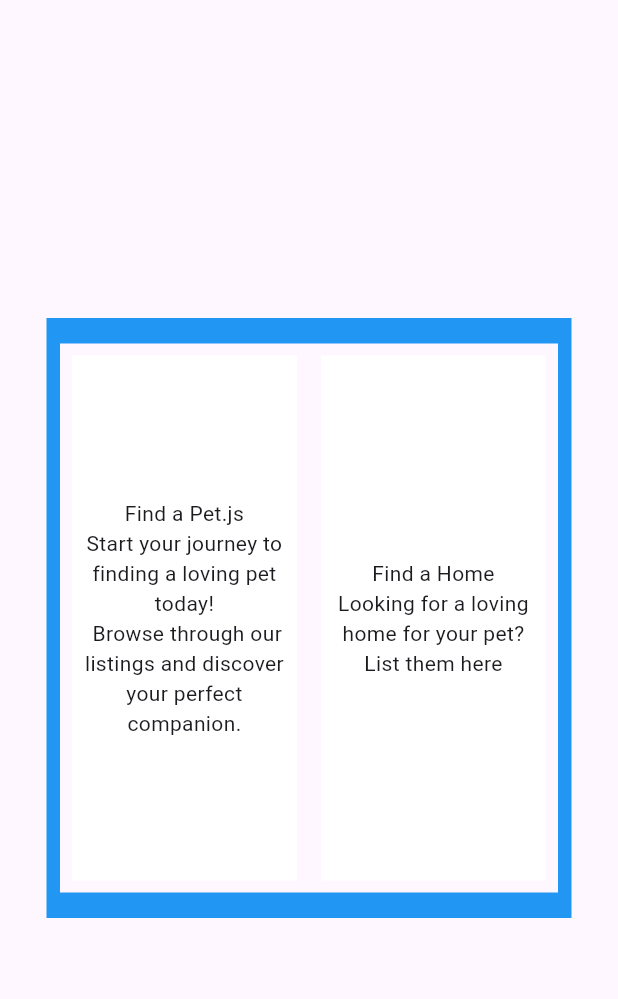
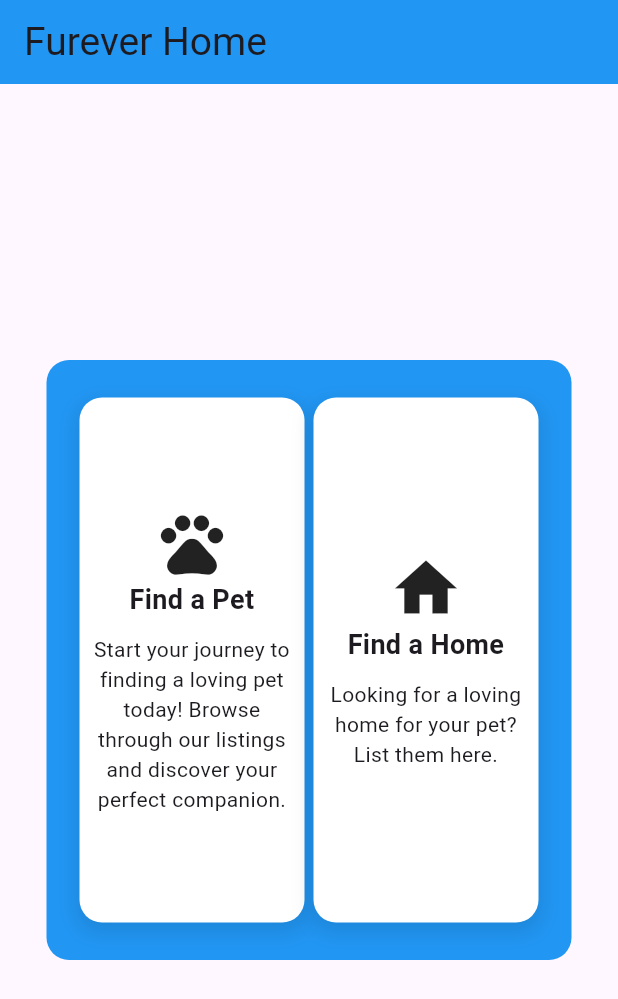
Before and after one commit to Sciege/CCC151, a Flutter app: the screen it shows after launch, on a phone screen of 412 x 824 dp. Shown: the top 999 px of the screen. Run offline on Flutter 3.47's test engine with Material 3 defaults, Android fonts, the phone set to English and light mode, and no system bars; our stand-ins replace firebase_auth, firebase_core, fluttertoast, image_picker; accounts and stored records are empty.

Commit message:
Enhance authPage.dart UI

```diff
--- a/lib/authpage/authPage.dart
+++ b/lib/authpage/authPage.dart
@@ -1,7 +1,6 @@
 import 'package:flutter/material.dart';
 import 'package:fureverhome/authentication/signup/sign_up.dart';
 import 'package:fureverhome/users/guest_user.dart';
-import 'package:fureverhome/users/registered_user.dart';
 
 class AuthPage extends StatelessWidget {
   const AuthPage({super.key});
@@ -9,69 +8,97 @@ class AuthPage extends StatelessWidget {
   @override
   Widget build(BuildContext context) {
     return Scaffold(
+      appBar: AppBar(
+        title: const Text('Furever Home',style: TextStyle(
+          fontSize: 26,
+          fontWeight: FontWeight.normal,
+        ),),
+        backgroundColor: Colors.blue,
+      ),
       body: Center(
         child: Container(
           height: 400,
           width: 350,
+          padding: const EdgeInsets.all(16.0),
+          decoration: BoxDecoration(
             color: Colors.blue,
-            child: Container(
+            borderRadius: BorderRadius.circular(15), // Increased radius for smoother edges
+          ),
           child: Row(
-                mainAxisAlignment: MainAxisAlignment.center,
+            mainAxisAlignment: MainAxisAlignment.spaceEvenly,
             children: [
-                  Material(
-                    child: InkWell(
+              _buildAuthContainer(
+                icon: Icon(Icons.pets_sharp,size: 50),
+                context: context,
+                title: 'Find a Pet',
+                description: 'Start your journey to finding a loving pet today! Browse through our listings and discover your perfect companion.',
                 onTap: () {
                   Navigator.pushNamed(context, GuestUser.guestScreen);
                 },
-                      child: _widgetAuthContainer(
-                          title: 'Find a Pet.js',
-                          description:
-                              'Start your journey to finding a loving pet today! \n Browse through our listings and discover your perfect companion.'),
+              ),
+              _buildAuthContainer(
+                icon: Icon(Icons.home,size: 50),
+                context: context,
+                title: 'Find a Home',
+                description: 'Looking for a loving home for your pet? List them here.',
+                onTap: () {
+                  Navigator.push(context, MaterialPageRoute(builder: (context) => SignUp()));
+                },
+              ),
+            ],
           ),
         ),
-                  Material(
-                    child: InkWell(
-                      onTap: () {
-                        Navigator.push(context,
-                            MaterialPageRoute(builder: (context) => SignUp()));
-                      },
-                      child: _widgetAuthContainer(
-                          title: 'Find a Home',
-                          description:
-                              'Looking for a loving home for your pet? List them here'),
-                    ),
-                  )
-                ],
-              ),
-            )),
       ),
     );
   }
-}
 
-Widget _widgetAuthContainer(
-    {required String title, required String description}) {
-  return Padding(
-    padding: const EdgeInsets.all(8.0),
+  Widget _buildAuthContainer({
+    required Icon icon,
+    required BuildContext context,
+    required String title,
+    required String description,
+    required VoidCallback onTap, // just used for action
+  }) {
+    return InkWell(
+      onTap: onTap,
       child: Container(
         height: 350,
         width: 150,
-      padding: EdgeInsets.all(8),
+        padding: const EdgeInsets.all(8.0),
+        decoration: BoxDecoration(
           color: Colors.white,
+          borderRadius: BorderRadius.circular(15), // Increased radius for smoother edges
+          boxShadow: [
+            BoxShadow(
+              color: Colors.black.withOpacity(0.1),
+              spreadRadius: 2,
+              blurRadius: 10, // Increased blur radius for softer shadow
+              offset: const Offset(0, 5), // Increased offset for better shadow effect
+            ),
+          ],
+        ),
+        clipBehavior: Clip.antiAlias, // Ensure proper clipping of rounded corners
         child: Column(
-        mainAxisSize: MainAxisSize.min,
           mainAxisAlignment: MainAxisAlignment.center,
           children: [
+            icon, // use icon instantly since it is declared Icon
             Text(
               title,
               textAlign: TextAlign.center,
+              style: const TextStyle(
+                fontSize: 18,
+                fontWeight: FontWeight.bold,
               ),
+            ),
+            const SizedBox(height: 10),
             Text(
               description,
               textAlign: TextAlign.center,
-          )
+              style: const TextStyle(fontSize: 14),
+            ),
           ],
         ),
       ),
     );
   }
+}
```
Lines whose indentation alone changed are shown as unchanged.
